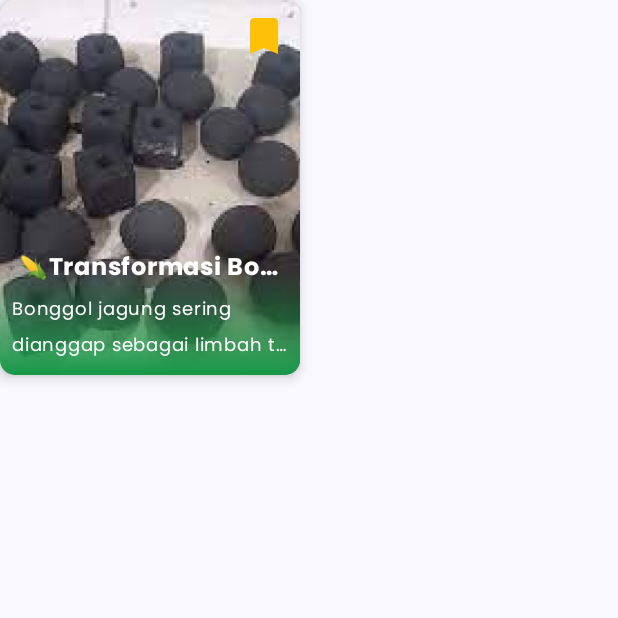
After one commit to muhammadrofi12/Agrofy_App, an Android app built with Jetpack Compose: the composable CardArtikelItem called with sample values from the repository, on a phone screen of 412 x 824 dp, the top half of it. The commit adds this screen. Run offline under Robolectric (Android 15) with nearby library versions, the phone set to English and light mode, and no system bars.

Commit message:
add component cardArtikelItem

```diff
--- a/app/src/main/java/com/example/agrofy_app/data/DummyData.kt
+++ b/app/src/main/java/com/example/agrofy_app/data/DummyData.kt
@@ -2,6 +2,7 @@ package com.example.agrofy_app.data
 
 import com.example.agrofy_app.models.Videos
 import com.example.agrofy_app.R
+import com.example.agrofy_app.models.Articles
 
 
 object DummyData {
@@ -12,7 +13,7 @@ object DummyData {
             deskripsi = "Arang briket dari bonggol jagung adalah bahan bakar alternatif yang ramah lingkungan, terbuat dari limbah pertanian bonggol jagung yang kering. Proses pembuatannya meliputi pirolisis (pembakaran tanpa oksigen), penghalusan arang, pencampuran dengan bahan pengikat, pencetakan, dan pengeringan.",
             duration = "03:35",
             photo = R.drawable.video_thumb
-            ),
+        ),
         Videos(
             id = 2,
             judul = "Pembuatan Briket Dari Bongol Jagung",
@@ -55,5 +56,39 @@ object DummyData {
             duration = "03:35",
             photo = R.drawable.video_thumb
         ),
-        )
+    )
+
+    val artikelPembelajaran = listOf(
+        Articles(
+            id = 1,
+            judul = "\uD83C\uDF3DTransformasi Bonggol Jagung Menjadi Briket Arang Berkualitas\uD83C\uDF31",
+            deskripsi = "Bonggol jagung sering dianggap sebagai limbah tak berguna dalam pertanian.",
+            photo = R.drawable.video_thumb
+        ),
+        Articles(
+            id = 2,
+            judul = "Cuan Dari Limbah Jagung",
+            deskripsi = "Produk kerajinan dari jagunng ini menghasilkan banyak cuan hingga ke negara tetangga...",
+            photo = R.drawable.video_thumb
+        ),
+        Articles(
+            id = 3,
+            judul = "Kompos Batang Pisang: Solusi Nutrisi Tanaman Alami",
+            deskripsi = "Bonggol jagung sering dianggap sebagai limbah tak berguna dalam pertanian.",
+            photo = R.drawable.video_thumb
+        ),
+        Articles(
+            id = 4,
+            judul = "\uD83C\uDF3DTransformasi Bonggol Jagung Menjadi Briket Arang Berkualitas\uD83C\uDF31",
+            deskripsi = "Pembuatan kompos dari batang pohon pisang yang cukup mudah ditiru.",
+            photo = R.drawable.video_thumb
+        ),
+        Articles(
+            id = 5,
+            judul = "Pemuda Serang Ubah Limbah Pelepah Pisang Jadi Sumber Ekonomi",
+            deskripsi = "Fatah Hasan (20) mengaku belajar membuat kerajinan dari sosok ayahnya dan kini dapat menghasilkan berbagai macam kerajinan dari pelepah pisang seperti vas bunga, kaligrafi, bingkai foto, kotak tisu, dan lukisan.",
+            photo = R.drawable.video_thumb
+        ),
+
+    )
 }
--- a/app/src/main/java/com/example/agrofy_app/models/Articles.kt
+++ b/app/src/main/java/com/example/agrofy_app/models/Articles.kt
@@ -3,5 +3,6 @@ package com.example.agrofy_app.models
 data class Articles(
     val id: Int,
     val judul: String,
+    val deskripsi: String,
     val photo: Int,
 )
--- /dev/null
+++ b/app/src/main/java/com/example/agrofy_app/ui/components/CardArtikelItem.kt
@@ -0,0 +1,112 @@
+package com.example.agrofy_app.ui.components
+
+import androidx.compose.foundation.Image
+import androidx.compose.foundation.background
+import androidx.compose.foundation.layout.*
+import androidx.compose.foundation.shape.RoundedCornerShape
+import androidx.compose.material3.*
+import androidx.compose.runtime.Composable
+import androidx.compose.ui.Alignment
+import androidx.compose.ui.Modifier
+import androidx.compose.ui.graphics.Color
+import androidx.compose.ui.layout.ContentScale
+import androidx.compose.ui.res.painterResource
+import androidx.compose.ui.text.font.FontWeight
+import androidx.compose.ui.text.style.TextOverflow
+import androidx.compose.ui.unit.dp
+import androidx.compose.ui.unit.sp
+import androidx.compose.ui.tooling.preview.Preview
+import androidx.compose.ui.graphics.Brush
+import com.example.agrofy_app.R
+import com.example.agrofy_app.models.Articles
+import com.example.agrofy_app.models.Videos
+import com.example.agrofy_app.ui.theme.Agrofy_AppTheme
+import com.example.agrofy_app.ui.theme.GreenPrimary
+
+@Composable
+fun CardArtikelItem(article: Articles, modifier: Modifier = Modifier) {
+    Card(
+        shape = RoundedCornerShape(10.dp),
+        elevation = CardDefaults.cardElevation(5.dp),
+        modifier = Modifier
+            .width(200.dp)
+            .height(250.dp)
+    ) {
+        Box(
+            modifier = Modifier
+                .fillMaxSize()
+        ) {
+
+            Image(
+                painter = painterResource(id = article.photo),
+                contentDescription = null,
+                modifier = Modifier.fillMaxSize(),
+                contentScale = ContentScale.Crop
+            )
+
+            // Warna Gradient
+            Box(
+                modifier = Modifier
+                    .fillMaxWidth()
+                    .height(70.dp)
+                    .align(Alignment.BottomCenter)
+                    .background(
+                        brush = Brush.verticalGradient(
+                            colors = listOf(Color.Transparent, GreenPrimary)
+                        )
+                    )
+            )
+
+            Column(
+                modifier = Modifier
+                    .align(Alignment.BottomStart)
+                    .padding(8.dp)
+            ) {
+                Row(verticalAlignment = Alignment.CenterVertically) {
+                    Spacer(modifier = Modifier.width(4.dp))
+                    Text(
+                        text = article.judul,
+                        fontSize = 16.sp,
+                        fontWeight = FontWeight.Bold,
+                        color = Color.White,
+                        maxLines = 1,
+                        overflow = TextOverflow.Ellipsis
+                    )
+                }
+                Spacer(modifier = Modifier.height(4.dp))
+                Text(
+                    text = article.deskripsi,
+                    fontSize = 12.sp,
+                    color = Color.White,
+                    maxLines = 2,
+                    overflow = TextOverflow.Ellipsis
+                )
+            }
+
+            Icon(
+                painter = painterResource(id = R.drawable.bookmark_bold),
+                contentDescription = null,
+                tint = Color(0xFFFFC107),
+                modifier = Modifier
+                    .size(48.dp)
+                    .align(Alignment.TopEnd)
+                    .padding(8.dp)
+            )
+        }
+    }
+}
+
+@Preview
+@Composable
+fun PreviewCustomCard() {
+    Agrofy_AppTheme { CardArtikelItem(
+        article = Articles(
+            1,
+            "\uD83C\uDF3DTransformasi Bonggol Jagung Menjadi Briket Arang Berkualitas\uD83C\uDF31",
+            "Pembuatan kompos dari batang pohon pisang yang cukup mudah ditiru.",
+            R.drawable.video_thumb
+        ),
+        modifier = Modifier.padding(16.dp)
+    ) }
+
+}
--- a/app/src/main/java/com/example/agrofy_app/ui/components/VideoItem.kt
+++ b/app/src/main/java/com/example/agrofy_app/ui/components/VideoItem.kt
@@ -21,6 +21,7 @@ import androidx.compose.ui.unit.dp
 import androidx.compose.ui.unit.sp
 import com.example.agrofy_app.R
 import com.example.agrofy_app.models.Videos
+import com.example.agrofy_app.ui.theme.Agrofy_AppTheme
 import com.example.agrofy_app.ui.theme.GreenPrimary
 
 @Composable
@@ -112,14 +113,13 @@ fun VideoItem(video: Videos, modifier: Modifier = Modifier) {
 @Preview(showBackground = true)
 @Composable
 fun PreviewVideoItem() {
-    val exampleVideo = Videos(
-        id = 1,
-        judul = "Pembuatan Briket Dari Bongol Jagung",
-        deskripsi = "Arang briket dari bongol jagung adalah bahan bakar alternatif yang ramah lingkungan, terbuat dari limbah pertanian.",
-        duration = "03:35",
-        photo = R.drawable.video_thumb
-    )
-
-    // Menampilkan VideoItem untuk preview
-    VideoItem(video = exampleVideo)
+    Agrofy_AppTheme { VideoItem(
+        video = Videos(
+            1,
+            "Pembuatan Briket Dari Bongol Jagung",
+            "Arang briket dari bongol jagung adalah bahan bakar alternatif yang ramah lingkungan, terbuat dari limbah pertanian.",
+            "03:35",
+            R.drawable.video_thumb
+        )
+    ) }
 }
```
Also changed, not shown: app/src/main/res/drawable/bookmark.png (added), app/src/main/res/drawable/bookmark_bold.png (added).
